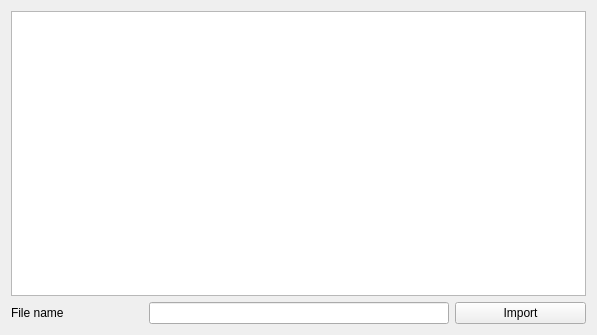
Qt form galacteek/ui/newdocument.ui (pinnaculum/galacteek) before a commit.
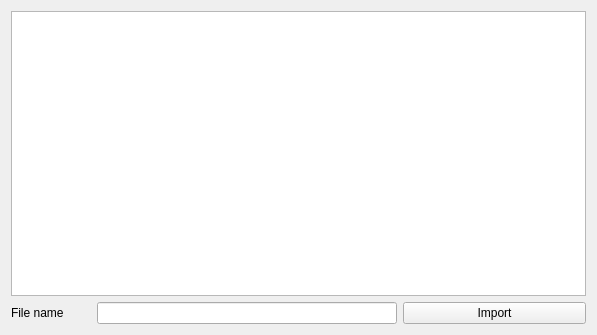
The same form after that commit.

Commit message: set maximums for form

Patch:
```diff
--- a/galacteek/ui/newdocument.ui
+++ b/galacteek/ui/newdocument.ui
@@ -23,6 +23,12 @@
       <layout class="QHBoxLayout" name="horizontalLayout">
        <item>
         <widget class="QLabel" name="label">
+         <property name="maximumSize">
+          <size>
+           <width>80</width>
+           <height>16777215</height>
+          </size>
+         </property>
          <property name="text">
           <string>File name</string>
          </property>
```
Left out of the diff: 3 changed lines with no effect on the pictures.
